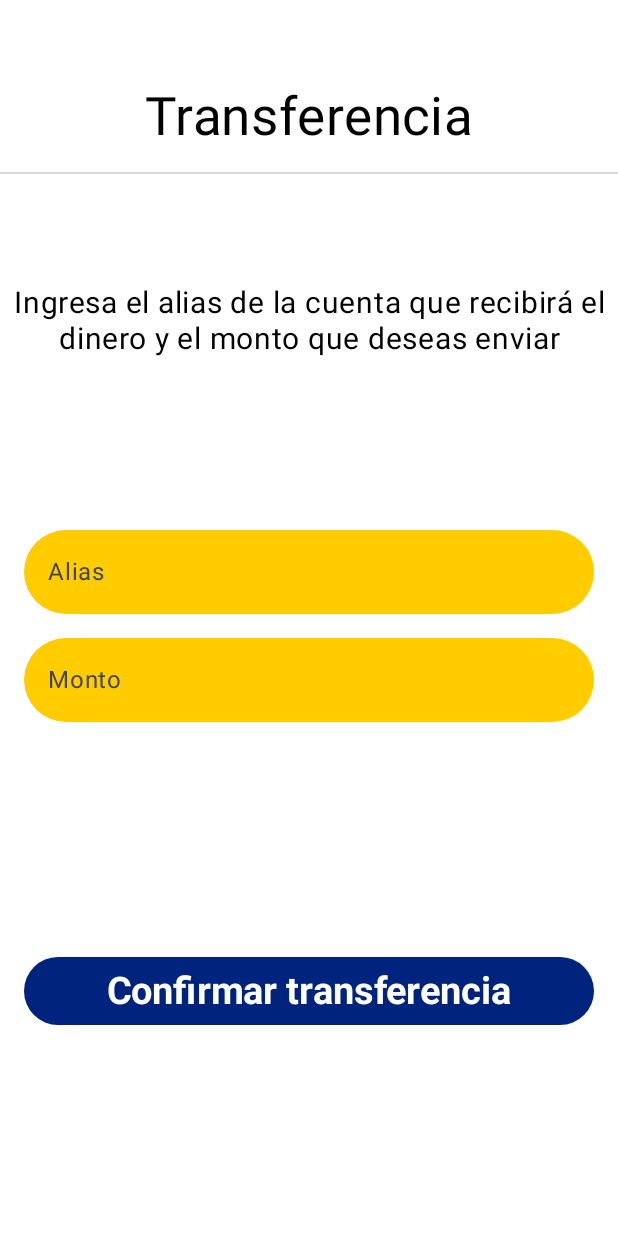
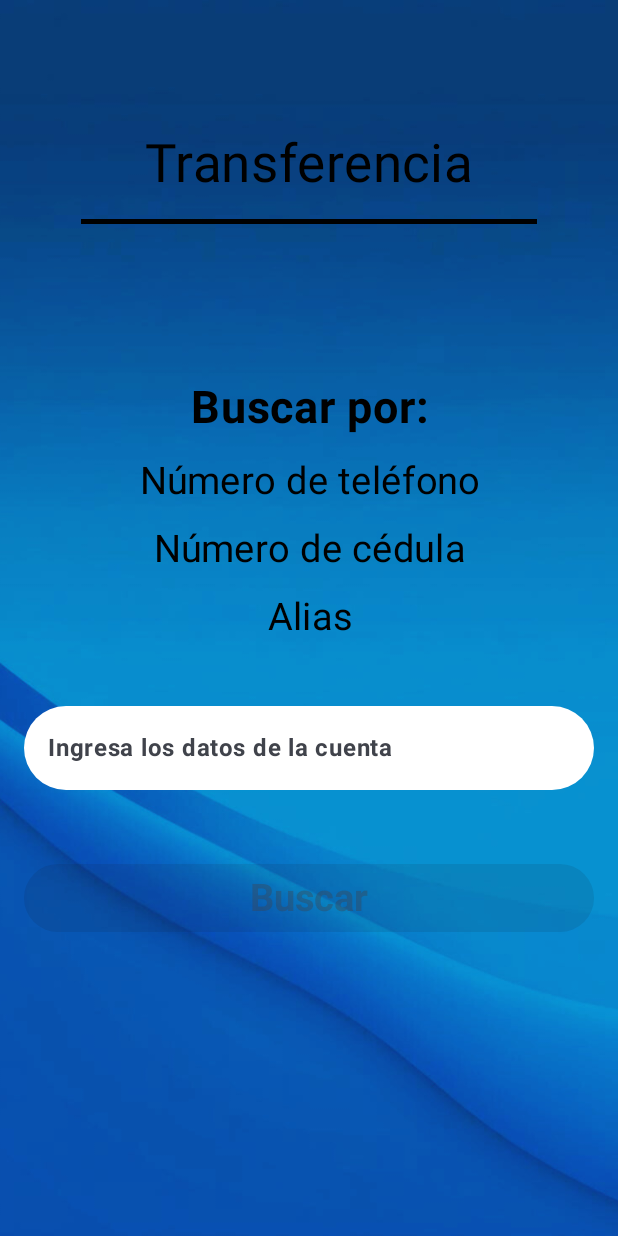
Before and after one commit to RodriguezMaximilianoX/PagosVEN, an Android app built with Jetpack Compose: the TransferScreen screen opened through its navigation route, on a phone screen of 412 x 824 dp. Run offline under Robolectric (Android 15) with nearby library versions, the light colour scheme and no system bars; our stand-ins replace Dagger/Hilt's generated code, Firebase (no records; nobody signed in at launch, a user with empty details on screens opened directly), accompanist.

Commit message:
feature transfer finished

```diff
--- a/app/build.gradle.kts
+++ b/app/build.gradle.kts
@@ -79,6 +79,9 @@ dependencies {
     //SystemUiController
     implementation(libs.system.ui.controller)
 
+    //GSON
+    implementation(libs.gson)
+
     testImplementation(libs.junit)
     androidTestImplementation(libs.androidx.junit)
     androidTestImplementation(libs.androidx.espresso.core)
--- a/app/src/main/java/com/rmxdev/pagosven/data/di/AppModule.kt
+++ b/app/src/main/java/com/rmxdev/pagosven/data/di/AppModule.kt
@@ -4,7 +4,9 @@ import com.google.firebase.auth.FirebaseAuth
 import com.google.firebase.auth.ktx.auth
 import com.google.firebase.firestore.FirebaseFirestore
 import com.google.firebase.ktx.Firebase
+import com.rmxdev.pagosven.data.repository.TransferMoneyRepositoryImpl
 import com.rmxdev.pagosven.data.repository.UserRepositoryImpl
+import com.rmxdev.pagosven.domain.repository.TransferMoneyRepository
 import com.rmxdev.pagosven.domain.repository.UserRepository
 import dagger.Module
 import dagger.Provides
@@ -34,4 +36,10 @@ object AppModule {
         return UserRepositoryImpl(auth, firestore)
     }
 
+    @Provides
+    @Singleton
+    fun provideTransferMoneyRepository(firestore: FirebaseFirestore): TransferMoneyRepository {
+        return TransferMoneyRepositoryImpl(firestore)
+    }
+
 }
--- /dev/null
+++ b/app/src/main/java/com/rmxdev/pagosven/domain/repository/TransferMoneyRepository.kt
@@ -0,0 +1,14 @@
+package com.rmxdev.pagosven.domain.repository
+
+import com.rmxdev.pagosven.domain.entities.User
+
+interface TransferMoneyRepository {
+    suspend fun getUserById(userId: String): User?
+    suspend fun findUserByIdentifier(identifier: String): User?
+    suspend fun executeTransaction(
+        senderId: String,
+        newSenderBalance: Float,
+        receiverId: String,
+        newReceiverBalance: Float
+    ): Result<Unit>
+}
--- /dev/null
+++ b/app/src/main/java/com/rmxdev/pagosven/domain/useCase/getReceiverInfoUseCase/GetReceiverInfoUseCase.kt
@@ -0,0 +1,16 @@
+package com.rmxdev.pagosven.domain.useCase.getReceiverInfoUseCase
+
+import com.rmxdev.pagosven.domain.entities.User
+import com.rmxdev.pagosven.domain.repository.TransferMoneyRepository
+import javax.inject.Inject
+
+class GetReceiverInfoUseCase @Inject constructor(
+    private val repository: TransferMoneyRepository
+) {
+    suspend operator fun invoke(identifier: String): Result<User> {
+        val receiver = repository.findUserByIdentifier(identifier)
+            ?: return Result.failure(Exception("No se encontró el destinatario"))
+
+        return Result.success(receiver)
+    }
+}
--- a/app/src/main/java/com/rmxdev/pagosven/presenter/home/HomeViewModel.kt
+++ b/app/src/main/java/com/rmxdev/pagosven/presenter/home/HomeViewModel.kt
@@ -1,6 +1,5 @@
 package com.rmxdev.pagosven.presenter.home
 
-import android.util.Log
 import androidx.lifecycle.ViewModel
 import androidx.lifecycle.viewModelScope
 import com.rmxdev.pagosven.domain.useCase.getNameUserUseCase.GetNameUserUseCase
@@ -17,6 +16,7 @@ class HomeViewModel @Inject constructor(
 ) : ViewModel() {
     private val _userName = MutableStateFlow("")
     val userName: StateFlow<String> = _userName.asStateFlow()
+
     private var isNameLoaded = false
 
     fun getUserName() {
@@ -24,19 +24,14 @@ class HomeViewModel @Inject constructor(
         if (isNameLoaded) return
 
         // Emitimos "Cargando..." mientras obtenemos el nombre
-        _userName.value = "de nuevo"
+        _userName.value = "Cargando..."
 
         viewModelScope.launch {
             try {
-                Log.d("HomeViewModel", "Obteniendo el nombre del usuario...")
                 // Llamamos al repositorio para obtener el nombre
                 val name = getNameUser()
-                Log.d("HomeViewModel", "Nombre del usuario: ${_userName.value}")
-                // Si el nombre cambia, lo actualizamos
-                if (_userName.value != name) {
-                    _userName.value = name
-                    isNameLoaded = true // Marcamos que ya se cargó el nombre
-                }
+                _userName.value = name
+                isNameLoaded = true // Marcamos que ya se cargó el nombre
             } catch (e: Exception) {
                 // Si hay error, lo manejamos
                 _userName.value = "Error: ${e.message}"
--- a/app/src/main/java/com/rmxdev/pagosven/presenter/transfer/TransferScreen.kt
+++ /dev/null
@@ -1,118 +0,0 @@
-package com.rmxdev.pagosven.presenter.transfer
-
-import androidx.compose.foundation.background
-import androidx.compose.foundation.layout.Column
-import androidx.compose.foundation.layout.Spacer
-import androidx.compose.foundation.layout.fillMaxSize
-import androidx.compose.foundation.layout.fillMaxWidth
-import androidx.compose.foundation.layout.height
-import androidx.compose.foundation.layout.padding
-import androidx.compose.foundation.rememberScrollState
-import androidx.compose.foundation.shape.CircleShape
-import androidx.compose.foundation.verticalScroll
-import androidx.compose.material3.Button
-import androidx.compose.material3.ButtonDefaults.buttonColors
-import androidx.compose.material3.FloatingActionButton
-import androidx.compose.material3.Text
-import androidx.compose.material3.TextField
-import androidx.compose.material3.TextFieldDefaults
-import androidx.compose.runtime.Composable
-import androidx.compose.runtime.getValue
-import androidx.compose.runtime.mutableStateOf
-import androidx.compose.runtime.saveable.rememberSaveable
-import androidx.compose.runtime.setValue
-import androidx.compose.ui.Alignment
-import androidx.compose.ui.Modifier
-import androidx.compose.ui.draw.clip
-import androidx.compose.ui.graphics.Color
-import androidx.compose.ui.text.font.FontWeight
-import androidx.compose.ui.text.style.TextAlign
-import androidx.compose.ui.unit.dp
-import androidx.compose.ui.unit.sp
-import com.rmxdev.pagosven.ui.theme.Black
-import com.rmxdev.pagosven.ui.theme.Blue
-import com.rmxdev.pagosven.ui.theme.OffWhite
-import com.rmxdev.pagosven.ui.theme.White
-import com.rmxdev.pagosven.ui.theme.Yellow
-
-@Composable
-fun TransferScreen(modifier: Modifier = Modifier) {
-
-    var alias by rememberSaveable { mutableStateOf("") }
-    var amount by rememberSaveable { mutableStateOf("") }
-
-    Column(
-        modifier = modifier
-            .fillMaxSize()
-            .background(White)
-            .verticalScroll(rememberScrollState()),
-        horizontalAlignment = Alignment.CenterHorizontally
-    ) {
-        Spacer(modifier = Modifier.weight(0.5f))
-        Text(text = "Transferencia", fontSize = 35.sp, color = Black)
-        Spacer(
-            modifier = Modifier
-                .fillMaxWidth()
-                .padding(vertical = 16.dp)
-                .height(1.dp)
-                .background(
-                    OffWhite
-                )
-        )
-        Spacer(modifier = Modifier.weight(0.5f))
-        Text(
-            text = "Ingresa el alias de la cuenta que recibirá el dinero y el monto que deseas enviar",
-            fontSize = 20.sp,
-            color = Black,
-            textAlign = TextAlign.Center,
-        )
-        Spacer(modifier = Modifier.weight(1f))
-        TextField(
-            value = alias,
-            onValueChange = { alias = it },
-            label = { Text("Alias") },
-            modifier = Modifier
-                .padding(bottom = 16.dp, start = 16.dp, end = 16.dp)
-                .fillMaxWidth()
-                .clip(CircleShape),
-            colors = TextFieldDefaults.colors(
-                unfocusedContainerColor = Yellow,
-                focusedContainerColor = Yellow,
-                focusedTextColor = Black,
-                unfocusedTextColor = Black,
-                focusedIndicatorColor = Color.Transparent,
-                unfocusedIndicatorColor = Color.Transparent
-            ),
-            maxLines = 1
-        )
-        TextField(
-            value = amount,
-            onValueChange = { amount = it },
-            label = { Text("Monto") },
-            modifier = Modifier
-                .padding(bottom = 16.dp, start = 16.dp, end = 16.dp)
-                .fillMaxWidth()
-                .clip(CircleShape),
-            colors = TextFieldDefaults.colors(
-                unfocusedContainerColor = Yellow,
-                focusedContainerColor = Yellow,
-                focusedTextColor = Black,
-                unfocusedTextColor = Black,
-                focusedIndicatorColor = Color.Transparent,
-                unfocusedIndicatorColor = Color.Transparent
-            ),
-            maxLines = 1
-        )
-        Spacer(modifier = Modifier.weight(1f))
-        Button(
-            onClick = { /*TODO*/ },
-            colors = buttonColors(containerColor = Blue, contentColor = White),
-            modifier = Modifier
-                .fillMaxWidth()
-                .padding(horizontal = 16.dp, vertical = 24.dp)
-        ) {
-            Text(text = "Confirmar transferencia", fontSize = 25.sp, fontWeight = FontWeight.Bold)
-        }
-        Spacer(modifier = Modifier.weight(1f))
-    }
-}
--- /dev/null
+++ b/app/src/main/java/com/rmxdev/pagosven/presenter/transfer/transferFindUser/TransferScreen.kt
@@ -0,0 +1,203 @@
+package com.rmxdev.pagosven.presenter.transfer.transferFindUser
+
+import android.widget.Toast
+import androidx.compose.foundation.Image
+import androidx.compose.foundation.background
+import androidx.compose.foundation.layout.Box
+import androidx.compose.foundation.layout.Column
+import androidx.compose.foundation.layout.Spacer
+import androidx.compose.foundation.layout.fillMaxSize
+import androidx.compose.foundation.layout.fillMaxWidth
+import androidx.compose.foundation.layout.height
+import androidx.compose.foundation.layout.padding
+import androidx.compose.foundation.rememberScrollState
+import androidx.compose.foundation.shape.CircleShape
+import androidx.compose.foundation.shape.RoundedCornerShape
+import androidx.compose.foundation.verticalScroll
+import androidx.compose.material3.Button
+import androidx.compose.material3.ButtonDefaults.buttonColors
+import androidx.compose.material3.CircularProgressIndicator
+import androidx.compose.material3.Text
+import androidx.compose.material3.TextField
+import androidx.compose.material3.TextFieldDefaults
+import androidx.compose.runtime.Composable
+import androidx.compose.runtime.LaunchedEffect
+import androidx.compose.runtime.collectAsState
+import androidx.compose.runtime.getValue
+import androidx.compose.runtime.mutableStateOf
+import androidx.compose.runtime.saveable.rememberSaveable
+import androidx.compose.runtime.setValue
+import androidx.compose.ui.Alignment
+import androidx.compose.ui.Modifier
+import androidx.compose.ui.draw.clip
+import androidx.compose.ui.graphics.Color
+import androidx.compose.ui.layout.ContentScale
+import androidx.compose.ui.platform.LocalContext
+import androidx.compose.ui.res.painterResource
+import androidx.compose.ui.text.font.FontWeight
+import androidx.compose.ui.text.style.TextAlign
+import androidx.compose.ui.unit.dp
+import androidx.compose.ui.unit.sp
+import androidx.hilt.navigation.compose.hiltViewModel
+import com.rmxdev.pagosven.R
+import com.rmxdev.pagosven.domain.entities.User
+import com.rmxdev.pagosven.ui.theme.Black
+import com.rmxdev.pagosven.ui.theme.Blue
+import com.rmxdev.pagosven.ui.theme.White
+
+@Composable
+fun TransferScreen(
+    modifier: Modifier = Modifier,
+    viewModel: TransferViewModel = hiltViewModel(),
+    navigateToAmount: (User) -> Unit
+) {
+
+    var identifier by rememberSaveable { mutableStateOf("") }
+    val transferState by viewModel.transferState.collectAsState()
+    val context = LocalContext.current
+
+    Box(
+        modifier = modifier.fillMaxSize(),
+        contentAlignment = Alignment.TopCenter
+    ) {
+        Image(
+            painter = painterResource(id = R.drawable.bk_register),
+            contentDescription = null,
+            modifier = Modifier.fillMaxSize(),
+            contentScale = ContentScale.Crop
+        )
+        Column(
+            modifier = modifier
+                .fillMaxSize()
+                .verticalScroll(rememberScrollState()),
+            horizontalAlignment = Alignment.CenterHorizontally
+        ) {
+            Spacer(modifier = Modifier.weight(0.5f))
+            Text(text = "Transferencia", fontSize = 35.sp, color = Black)
+            Spacer(
+                modifier = Modifier
+                    .fillMaxWidth()
+                    .padding(horizontal = 54.dp, vertical = 16.dp)
+                    .height(3.dp)
+                    .background(
+                        Black
+                    )
+            )
+            Spacer(modifier = Modifier.weight(0.5f))
+            Text(
+                text = "Buscar por:",
+                fontSize = 30.sp,
+                color = Black,
+                textAlign = TextAlign.Center,
+                fontWeight = FontWeight.Bold,
+                modifier = Modifier.padding(bottom = 16.dp)
+            )
+            Text(
+                text = "Número de teléfono",
+                fontSize = 25.sp,
+                color = Black,
+                textAlign = TextAlign.Center,
+                modifier = Modifier.padding(bottom = 16.dp)
+            )
+            Text(
+                text = "Número de cédula",
+                fontSize = 25.sp,
+                color = Black,
+                textAlign = TextAlign.Center,
+                modifier = Modifier.padding(bottom = 16.dp)
+            )
+            Text(
+                text = "Alias",
+                fontSize = 25.sp,
+                color = Black,
+                textAlign = TextAlign.Center,
+            )
+            Spacer(modifier = Modifier.weight(0.25f))
+            TextField(
+                value = identifier,
+                onValueChange = { identifier = it },
+                label = { Text("Ingresa los datos de la cuenta", fontWeight = FontWeight.Bold) },
+                modifier = Modifier
+                    .padding(bottom = 24.dp, start = 16.dp, end = 16.dp)
+                    .fillMaxWidth()
+                    .clip(CircleShape),
+                colors = TextFieldDefaults.colors(
+                    unfocusedContainerColor = White,
+                    focusedContainerColor = White,
+                    focusedTextColor = Black,
+                    unfocusedTextColor = Black,
+                    focusedIndicatorColor = Color.Transparent,
+                    unfocusedIndicatorColor = Color.Transparent
+                ),
+                maxLines = 1
+            )
+            Button(
+                onClick = { viewModel.fetchReceiverInfo(identifier) },
+                colors = buttonColors(containerColor = Blue, contentColor = White),
+                modifier = Modifier
+                    .fillMaxWidth()
+                    .padding(horizontal = 16.dp, vertical = 24.dp),
+                enabled = identifier.isNotBlank()
+            ) {
+                Text(
+                    text = "Buscar",
+                    fontSize = 25.sp,
+                    fontWeight = FontWeight.Bold
+                )
+            }
+            when (transferState) {
+                is TransferState.Loading -> {
+                    CircularProgressIndicator()
+                }
+
+                is TransferState.Success -> {
+
+                    Column(
+                        modifier = modifier
+                            .fillMaxSize()
+                            .padding(horizontal = 16.dp, vertical = 24.dp)
+                            .clip(RoundedCornerShape(24.dp))
+                            .background(White),
+                        horizontalAlignment = Alignment.CenterHorizontally
+                    ) {
+                        Text(text = "Nombre: ${(transferState as TransferState.Success).receiver.name}", fontSize = 25.sp,)
+                        Text(text = "Apellido: ${(transferState as TransferState.Success).receiver.surname}", fontSize = 25.sp,)
+                        Text(text = "Cédula: ${(transferState as TransferState.Success).receiver.dni}", fontSize = 25.sp,)
+                        Text(text = "Alias: ${(transferState as TransferState.Success).receiver.alias}", fontSize = 25.sp,)
+                        Text(text = "Tleléfono: ${(transferState as TransferState.Success).receiver.phone}", fontSize = 25.sp,)
+                        val receiver = (transferState as TransferState.Success).receiver
+                        Button(
+                            onClick = {
+                                navigateToAmount(receiver)
+                            },
+                            colors = buttonColors(containerColor = Blue, contentColor = White),
+                            modifier = Modifier
+                                .fillMaxWidth()
+                                .padding(horizontal = 16.dp, vertical = 24.dp)
+                        ) {
+                            Text(
+                                text = "Continuar",
+                                fontSize = 25.sp,
+                                fontWeight = FontWeight.Bold
+                            )
+                        }
+                    }
+                }
+
+                is TransferState.Error -> {
+                    LaunchedEffect(transferState) {
+                        Toast.makeText(
+                            context, "Usuario no encontrado", Toast.LENGTH_LONG
+                        ).show()
+                    }
+                }
+
+                else -> {}
+
+            }
+            Spacer(modifier = Modifier.weight(1f))
+        }
+
+    }
+
+}
--- /dev/null
+++ b/app/src/main/java/com/rmxdev/pagosven/presenter/transfer/transferFindUser/TransferState.kt
@@ -0,0 +1,10 @@
+package com.rmxdev.pagosven.presenter.transfer.transferFindUser
+
+import com.rmxdev.pagosven.domain.entities.User
+
+sealed class TransferState {
+    data object Idle : TransferState()
+    data object Loading : TransferState()
+    data class Success(val receiver: User) : TransferState()
+    data class Error(val message: String) : TransferState()
+}
--- /dev/null
+++ b/app/src/main/java/com/rmxdev/pagosven/presenter/transfer/transferFindUser/TransferViewModel.kt
@@ -0,0 +1,34 @@
+package com.rmxdev.pagosven.presenter.transfer.transferFindUser
+
+import androidx.lifecycle.ViewModel
+import androidx.lifecycle.viewModelScope
+import com.rmxdev.pagosven.domain.useCase.getReceiverInfoUseCase.GetReceiverInfoUseCase
+import dagger.hilt.android.lifecycle.HiltViewModel
+import kotlinx.coroutines.flow.MutableStateFlow
+import kotlinx.coroutines.flow.StateFlow
+import kotlinx.coroutines.launch
+import javax.inject.Inject
+
+@HiltViewModel
+class TransferViewModel @Inject constructor(
+    private val getReceiverInfoUseCase: GetReceiverInfoUseCase
+) : ViewModel() {
+
+    private val _transferState = MutableStateFlow<TransferState>(TransferState.Idle)
+    val transferState: StateFlow<TransferState> = _transferState
+
+    fun fetchReceiverInfo(identifier: String) {
+        viewModelScope.launch {
+            _transferState.value = TransferState.Loading
+            val result = getReceiverInfoUseCase(identifier)
+            result.fold(
+                onSuccess = { receiver ->
+                    _transferState.value = TransferState.Success(receiver)
+                },
+                onFailure = { error ->
+                    _transferState.value = TransferState.Error(error.message ?: "Error desconocido")
+                }
+            )
+        }
+    }
+}
--- a/gradle/libs.versions.toml
+++ b/gradle/libs.versions.toml
@@ -15,6 +15,7 @@ kspVersion = "1.9.0-1.0.13"
 daggerHilt = "2.48"
 hitlNavigationCompose = "1.2.0"
 systemuicontroller = "0.34.0"
+gson = "2.10.1"
 
 [libraries]
 androidx-core-ktx = { group = "androidx.core", name = "core-ktx", version.ref = "coreKtx" }
@@ -44,6 +45,8 @@ firebase-firestore = { group = "com.google.firebase", name = "firebase-firestore
 
 system-ui-controller = { group = "com.google.accompanist", name = "accompanist-systemuicontroller", version.ref = "systemuicontroller" }
 
+gson = { group = "com.google.code.gson", name = "gson", version.ref = "gson" }
+
 [plugins]
 android-application = { id = "com.android.application", version.ref = "agp" }
 jetbrains-kotlin-android = { id = "org.jetbrains.kotlin.android", version.ref = "kotlin" }
```
Also changed, not shown: app/src/main/java/com/rmxdev/pagosven/data/repository/TransferMoneyRepositoryImpl.kt (added, +48 -0 lines), app/src/main/java/com/rmxdev/pagosven/domain/entities/User.kt (+12 -10 lines), app/src/main/java/com/rmxdev/pagosven/domain/useCase/transferMoneyUseCase/TransferMoneyUseCase.kt (added, +23 -0 lines), app/src/main/java/com/rmxdev/pagosven/presenter/NavigationWrapper.kt (+17 -2 lines), app/src/main/java/com/rmxdev/pagosven/presenter/home/HomeScreen.kt (+4 -3 lines), app/src/main/java/com/rmxdev/pagosven/presenter/transfer/transferAmount/AmountScreen.kt (added, +148 -0 lines), app/src/main/java/com/rmxdev/pagosven/presenter/transfer/transferAmount/AmountState.kt (added, +9 -0 lines), app/src/main/java/com/rmxdev/pagosven/presenter/transfer/transferAmount/AmountViewModel.kt (added, +37 -0 lines).
